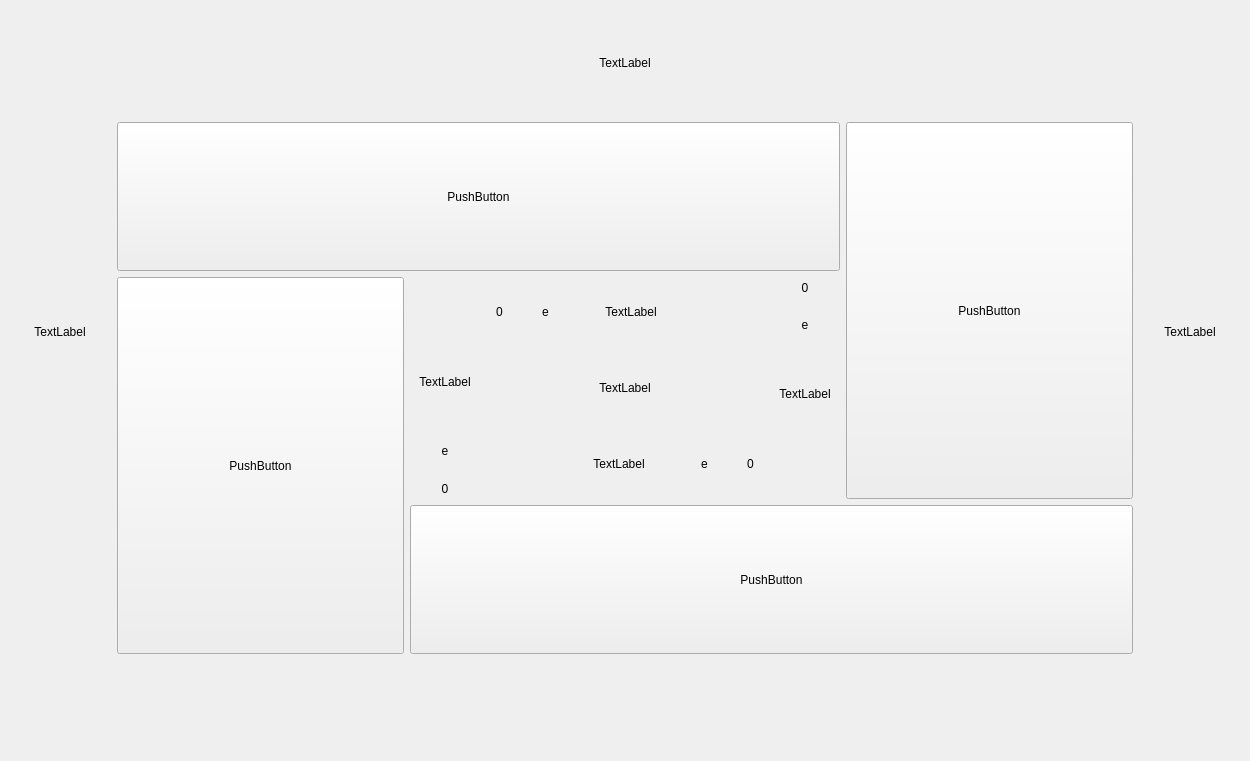
willie-deev/simple-mahjong-client, file uiFiles/gameWindow.ui: the form before one commit.
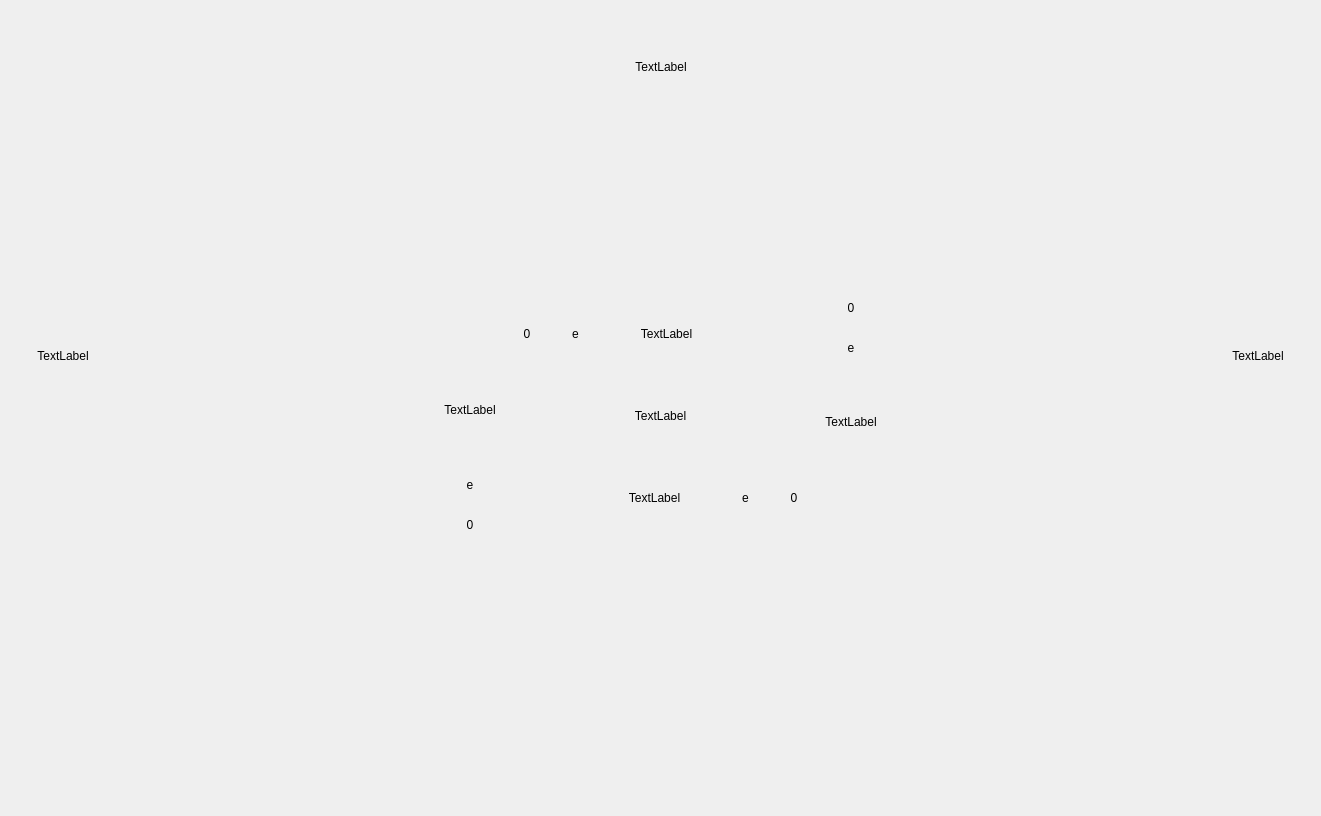
The form after the commit.

Diff of the .ui file:
```diff
--- a/uiFiles/gameWindow.ui
+++ b/uiFiles/gameWindow.ui
@@ -6,8 +6,8 @@
    <rect>
     <x>0</x>
     <y>0</y>
-    <width>1250</width>
-    <height>761</height>
+    <width>1321</width>
+    <height>816</height>
    </rect>
   </property>
   <property name="sizePolicy">
@@ -38,7 +38,7 @@
         <height>16777215</height>
        </size>
       </property>
-      <layout class="QHBoxLayout" name="horizontalLayout_3" stretch="1,0,1">
+      <layout class="QHBoxLayout" name="horizontalLayout_3" stretch="1,0,0,0,1">
        <property name="spacing">
         <number>1</number>
        </property>
@@ -234,72 +234,13 @@
       <item row="1" column="1">
        <layout class="QGridLayout" name="gridLayout_5" rowstretch="2,3,2" columnstretch="2,3,2">
         <item row="1" column="0" rowspan="2">
-         <layout class="QGridLayout" name="gridLayout_3">
-          <item row="0" column="0">
-           <widget class="QPushButton" name="pushButton_2">
-            <property name="sizePolicy">
-             <sizepolicy hsizetype="Expanding" vsizetype="Expanding">
-              <horstretch>0</horstretch>
-              <verstretch>0</verstretch>
-             </sizepolicy>
-            </property>
-            <property name="text">
-             <string>PushButton</string>
-            </property>
-           </widget>
-          </item>
-         </layout>
+         <layout class="QGridLayout" name="leftDiscardedLayout"/>
         </item>
         <item row="0" column="0" colspan="2">
-         <layout class="QGridLayout" name="gridLayout_6">
-          <item row="1" column="0">
-           <widget class="QPushButton" name="pushButton_3">
-            <property name="sizePolicy">
-             <sizepolicy hsizetype="Expanding" vsizetype="Expanding">
-              <horstretch>0</horstretch>
-              <verstretch>0</verstretch>
-             </sizepolicy>
-            </property>
-            <property name="text">
-             <string>PushButton</string>
-            </property>
-           </widget>
-          </item>
-         </layout>
-        </item>
-        <item row="2" column="1" colspan="2">
-         <layout class="QGridLayout" name="gridLayout_4">
-          <item row="1" column="0">
-           <widget class="QPushButton" name="pushButton">
-            <property name="sizePolicy">
-             <sizepolicy hsizetype="Expanding" vsizetype="Expanding">
-              <horstretch>0</horstretch>
-              <verstretch>0</verstretch>
-             </sizepolicy>
-            </property>
-            <property name="text">
-             <string>PushButton</string>
-            </property>
-           </widget>
-          </item>
-         </layout>
+         <layout class="QGridLayout" name="oppositeDiscardedLayout"/>
         </item>
         <item row="0" column="2" rowspan="2">
-         <layout class="QGridLayout" name="gridLayout_7">
-          <item row="0" column="0">
-           <widget class="QPushButton" name="pushButton_4">
-            <property name="sizePolicy">
-             <sizepolicy hsizetype="Expanding" vsizetype="Expanding">
-              <horstretch>0</horstretch>
-              <verstretch>0</verstretch>
-             </sizepolicy>
-            </property>
-            <property name="text">
-             <string>PushButton</string>
-            </property>
-           </widget>
-          </item>
-         </layout>
+         <layout class="QGridLayout" name="rightDiscardedLayout"/>
         </item>
         <item row="1" column="1">
          <layout class="QVBoxLayout" name="verticalLayout_2" stretch="1">
@@ -511,6 +452,17 @@
           </item>
          </layout>
         </item>
+        <item row="2" column="1" colspan="2">
+         <widget class="QWidget" name="selfDiscardedWidget" native="true">
+          <property name="sizePolicy">
+           <sizepolicy hsizetype="Preferred" vsizetype="Preferred">
+            <horstretch>0</horstretch>
+            <verstretch>0</verstretch>
+           </sizepolicy>
+          </property>
+          <layout class="QGridLayout" name="selfDiscardedLayout" columnstretch="0"/>
+         </widget>
+        </item>
        </layout>
       </item>
      </layout>
```
Left out of the diff: 8 changed lines with no effect on the pictures.
